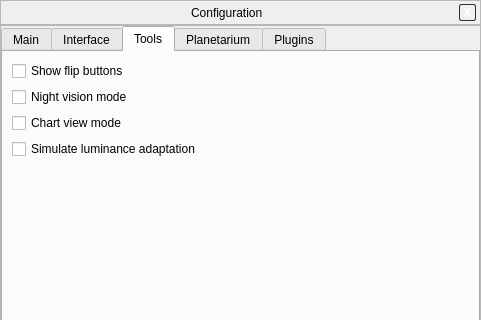
519984307/stellarium_src, file src/gui/configurationDialog.ui: the form before one commit; both pictures show x 0 to 481 and y 0 to 320 of the 481 by 465 pixel window.
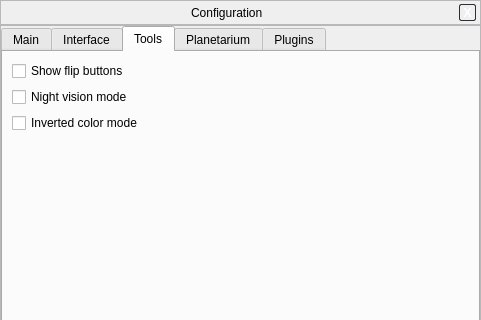
The form after the commit. The open tabs and pages were chosen to show the change. Custom widgets are drawn as their Qt base class.

Commit message: Moved eye adapation control to the view dialog.

What changed in the file:
```diff
--- a/src/gui/configurationDialog.ui
+++ b/src/gui/configurationDialog.ui
@@ -544,20 +544,7 @@
              <string>Changes the way Stellarium renders the sky to look more like astronomical charts (i.e. sky is white, objects are dark).</string>
             </property>
             <property name="text" >
-             <string>Chart view mode</string>
-            </property>
-           </widget>
-          </item>
-          <item>
-           <widget class="QCheckBox" name="adaptationCheckbox" >
-            <property name="toolTip" >
-             <string>When enabled and a very bright object is visible, other objects will be dimmed.</string>
-            </property>
-            <property name="text" >
-             <string>Simulate luminance adaptation</string>
-            </property>
-            <property name="checked" >
-             <bool>false</bool>
+             <string>Inverted color mode</string>
             </property>
            </widget>
           </item>
```
The commit also changes 3 other files.
